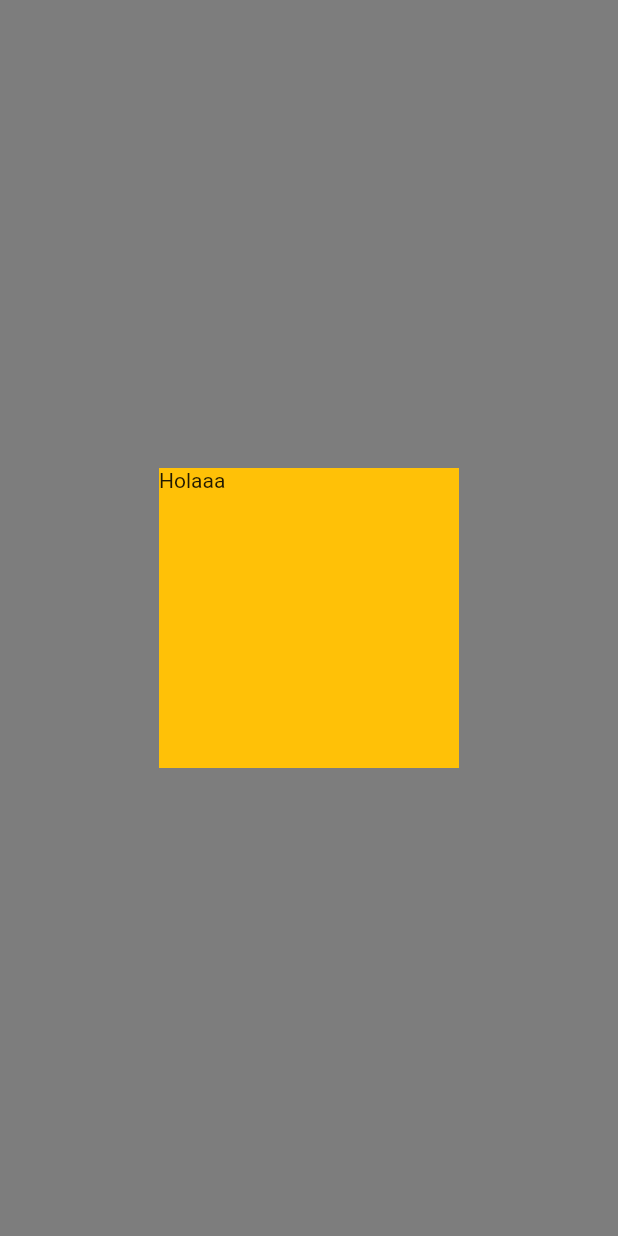
After one commit to tolgasozbir/flutter_custom_widgets, a Flutter app: the DialogsView screen opened by its route, after a tap on "Animated Dialog", on a phone screen of 412 x 824 dp. The commit adds this screen. Run offline on Flutter 3.47's test engine with Material 2 defaults, Android fonts, the phone set to English and light mode, and no system bars.

Commit message:
custom animated dialog

```diff
--- /dev/null
+++ b/lib/animated_dialogs/dialogs.dart
@@ -0,0 +1,85 @@
+import 'package:flutter/material.dart';
+
+enum SlidePosition {
+  left,right,top,bot,center
+}
+
+
+Future<T?> showAnimatedDialog<T extends Object?>({
+  required BuildContext context,
+  required Widget dialogPageContent,
+  SlidePosition slidePosition = SlidePosition.center,
+  Duration duration = const Duration(milliseconds: 600),
+  bool barrierDismissible = true,
+  Color barrierColor = const Color(0x80000000),
+  //bool scaling = true,
+  bool fading = true,
+  bool scaleX = true,
+  bool scaleY = true,
+}) {
+  Tween<Offset>? tween;
+  switch (slidePosition) {
+    case SlidePosition.left: tween = Tween(begin: Offset(-1,0),end: Offset(0,0)); break;
+    case SlidePosition.right: tween = Tween(begin: Offset(1,0),end: Offset(0,0)); break;
+    case SlidePosition.top: tween = Tween(begin: Offset(0,-1),end: Offset(0,0)); break;
+    case SlidePosition.bot: tween = Tween(begin: Offset(0,1),end: Offset(0,0)); break;
+    case SlidePosition.center: tween = Tween(begin: Offset(0,0),end: Offset(0,0)); break;
+  }
+  return showGeneralDialog(
+    context: context,
+    transitionDuration: duration,
+    barrierDismissible: barrierDismissible,
+    barrierColor: barrierColor,
+    barrierLabel: '',
+    pageBuilder: (BuildContext context, Animation<double> animation, Animation<double> secondaryAnimation) {
+      return Material(
+        type: MaterialType.transparency,
+        child: Align(
+          alignment: Alignment.center,
+          child: ConstrainedBox(
+            constraints: BoxConstraints(
+              minWidth: 200,
+              maxWidth: MediaQuery.of(context).size.width*0.9,
+              minHeight: 100,
+              maxHeight: MediaQuery.of(context).size.height*0.9
+            ),
+            child: dialogPageContent
+          )
+        )
+      );
+    },
+    transitionBuilder: (BuildContext context, Animation<double> animation, Animation<double> secondaryAnimation,Widget child) {
+      return SlideTransition(
+        position: tween?.animate(animation) ?? Tween(begin: Offset(0,0),end: Offset(0,0)).animate(animation),
+        child: Transform.scale(
+          scaleX: scaleX ? animation.value : 1,
+          scaleY: scaleY ? animation.value : 1,
+          //scale: scaling ? animation.value : 1,
+          child: Opacity(
+            opacity: fading ? animation.value : 1,
+            child: child
+          ),
+        ),
+      );
+    },
+  );
+}
+
+      // case SlidePosition.left: return Tween(begin: Offset(-1,0),end: Offset(0,0));
+      // case SlidePosition.right: return Tween(begin: Offset(1,0),end: Offset(0,0));
+      // case SlidePosition.top: return Tween(begin: Offset(0,-1),end: Offset(0,0));
+      // case SlidePosition.bot: return Tween(begin: Offset(0,1),end: Offset(0,0));
+      // case SlidePosition.center: return Tween(begin: Offset(0,0),end: Offset(0,0));
+
+      /*
+        return SlideTransition(
+          position: Tween(begin: Offset(0,1),end: Offset(0,0)).animate(animation),
+          child: Transform.scale(
+            scale: animation.value,
+            child: Opacity(
+              opacity: animation.value,
+              child: child
+            ),
+          ),
+        );
+      */
--- /dev/null
+++ b/lib/animated_dialogs/dialogs.view.dart
@@ -0,0 +1,46 @@
+import 'package:custom_widgets/animated_dialogs/dialogs.dart';
+import 'package:flutter/material.dart';
+
+class DialogsView extends StatelessWidget {
+  const DialogsView({Key? key}) : super(key: key);
+
+  @override
+  Widget build(BuildContext context) {
+    return Scaffold(
+      body: _bodyView(context),
+    );
+  }
+  //TODO: Tüm kombinasyonlar gösterilcek
+  SizedBox _bodyView(BuildContext context) {
+    return SizedBox.expand(
+      child: Column(
+        mainAxisAlignment: MainAxisAlignment.center,
+        children: [
+          ElevatedButton(
+            child: Text("Animated Dialog"),
+            onPressed: (){
+              showAnimatedDialog(
+                context: context,
+                duration: Duration(milliseconds: 600),
+                slidePosition: SlidePosition.center,
+                fading: true,
+                scaleY: true,
+                scaleX: false,
+                dialogPageContent: dialogView(),
+              );
+            }
+          ),
+        ],
+      ),
+    );
+  }
+
+  Widget dialogView(){
+    return Container(
+      height: 200,
+      width: 200,
+      color: Colors.amber,
+      child: Text("Holaaa"),
+    );
+  }
+}
--- a/lib/main.dart
+++ b/lib/main.dart
@@ -1,3 +1,4 @@
+import 'package:custom_widgets/animated_dialogs/dialogs.view.dart';
 import 'package:custom_widgets/battle_card/battle_cards_provider.dart';
 import 'package:custom_widgets/battle_card/battle_screen_view.dart';
 import 'package:custom_widgets/custom_clip_button/clipped_button_view.dart';
@@ -39,6 +40,7 @@ class MyApp extends StatelessWidget {
         "/custom_clipped_button": (context) => ClippedButtonView(),
         "/page_ripple_transition": (context) => RippleView(),
         "/parallax": (context) => ParallaxView(),
+        "/animated_dialogs": (context) => DialogsView(),
       },
     );
   }
@@ -97,8 +99,13 @@ class _HomeState extends State<Home> {
             onPressed: () => Navigator.pushNamed(context, "/parallax"),
             child: Text("Parallax Effect")
           ),
+          ElevatedButton(
+            onPressed: () => Navigator.pushNamed(context, "/animated_dialogs"),
+            child: Text("Animated Dialogs")
+          ),
         ],
       ),
     );
   }
+
 }
```
